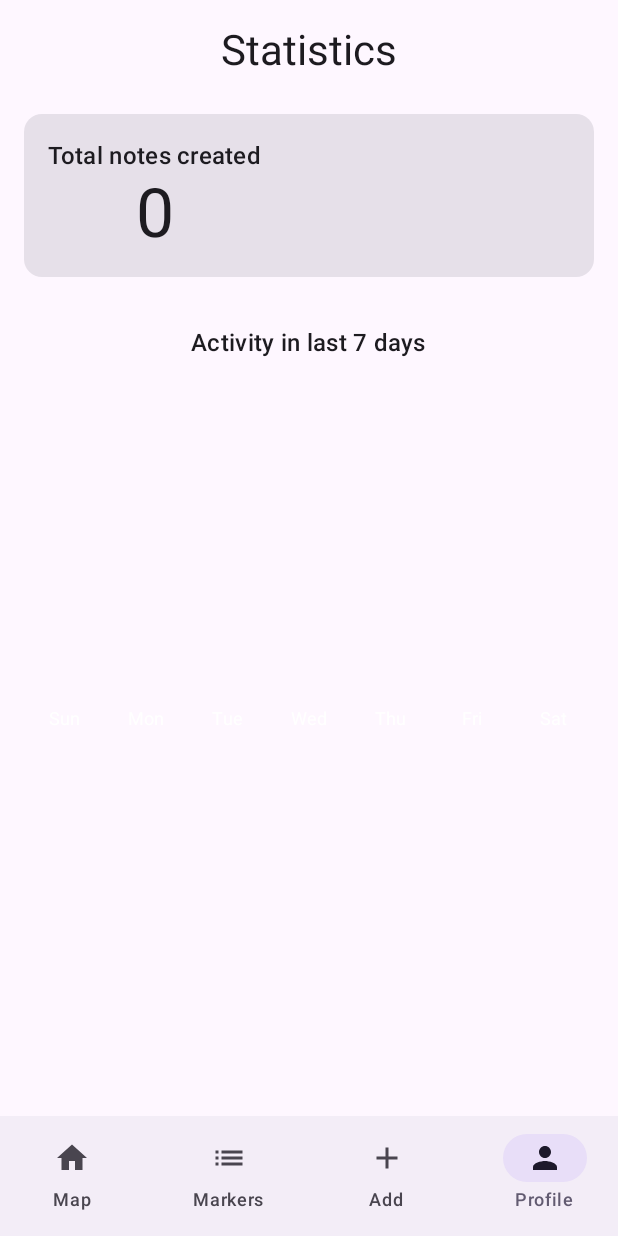
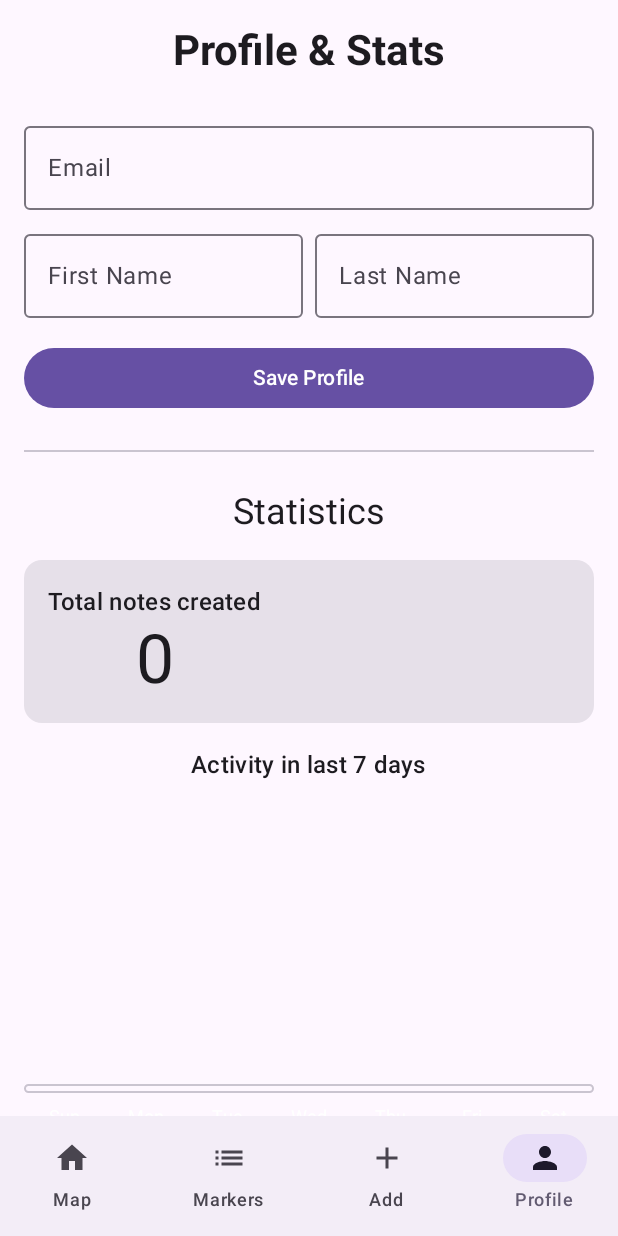
Before and after one commit to Rom-Cola/Geonot, an Android app built with Jetpack Compose: the ProfileScreen screen opened through its navigation route, on a phone screen of 412 x 824 dp. Run offline under Robolectric (Android 15) with nearby library versions, the phone set to English and light mode, and no system bars; our stand-ins replace Firebase (no records; nobody signed in at launch, a user with empty details on screens opened directly).

Commit message:
Profile refactor

```diff
--- a/app/src/main/java/com/loiev/geonot/data/AuthRepository.kt
+++ b/app/src/main/java/com/loiev/geonot/data/AuthRepository.kt
@@ -8,6 +8,7 @@ import com.google.android.gms.auth.api.signin.GoogleSignInOptions
 import com.google.firebase.auth.AuthResult
 import com.google.firebase.auth.GoogleAuthProvider
 import com.google.firebase.auth.ktx.auth
+import com.google.firebase.auth.userProfileChangeRequest
 import com.google.firebase.ktx.Firebase
 import com.loiev.geonot.R
 import kotlinx.coroutines.tasks.await
@@ -38,5 +39,27 @@ class AuthRepository(private val context: Context) {
         googleSignInClient.signOut().await()
     }
 
+    suspend fun firebaseSignUpWithEmail(email: String, password: String): AuthResult {
+        return auth.createUserWithEmailAndPassword(email, password).await()
+    }
+
+    suspend fun firebaseSignInWithEmail(email: String, password: String): AuthResult {
+        return auth.signInWithEmailAndPassword(email, password).await()
+    }
+    fun getUserEmail(): String? {
+        return auth.currentUser?.email
+    }
+
+    fun getUserDisplayName(): String? {
+        return auth.currentUser?.displayName
+    }
+
+    suspend fun updateUserProfile(displayName: String) {
+        val profileUpdates = userProfileChangeRequest {
+            this.displayName = displayName
+        }
+        auth.currentUser?.updateProfile(profileUpdates)?.await()
+    }
+
     fun getCurrentUser() = auth.currentUser
 }
--- a/app/src/main/java/com/loiev/geonot/ui/AppNavigation.kt
+++ b/app/src/main/java/com/loiev/geonot/ui/AppNavigation.kt
@@ -28,6 +28,7 @@ import com.loiev.geonot.ui.screens.AddNoteScreen
 import com.loiev.geonot.ui.screens.MapScreen
 import com.loiev.geonot.ui.screens.NotesListScreen
 import com.loiev.geonot.ui.screens.ProfileScreen
+import com.loiev.geonot.ui.viewmodels.AuthViewModel
 import com.loiev.geonot.ui.viewmodels.NotesViewModel
 import com.loiev.geonot.ui.viewmodels.ViewModelFactory
 
@@ -52,18 +53,16 @@ fun MainScreen() {
 
 @Composable
 fun AppNavHost(navController: NavHostController, modifier: Modifier = Modifier) {
-    // Створюємо ViewModel один раз для всього графу навігації
     val application = LocalContext.current.applicationContext as GeonotApplication
     val notesViewModel: NotesViewModel = viewModel(
         factory = ViewModelFactory(application.repository)
     )
-
+    val authViewModel: AuthViewModel = viewModel()
     NavHost(navController = navController, startDestination = Screen.Map.route, modifier = modifier) {
         composable(Screen.Map.route) {
             MapScreen(viewModel = notesViewModel, navController = navController)
         }
         composable(Screen.NotesList.route) { NotesListScreen(viewModel = notesViewModel) }
-        // Передаємо viewModel та navController в екран додавання
         composable(
             route = Screen.AddNote.route,
             arguments = listOf(
@@ -77,11 +76,9 @@ fun AppNavHost(navController: NavHostController, modifier: Modifier = Modifier)
                 }
             )
         ) { backStackEntry ->
-            // Витягуємо аргументи
             val lat = backStackEntry.arguments?.getFloat("lat")?.toDouble() ?: 0.0
             val lng = backStackEntry.arguments?.getFloat("lng")?.toDouble() ?: 0.0
 
-            // Передаємо їх в AddNoteScreen
             AddNoteScreen(
                 navController = navController,
                 viewModel = notesViewModel,
@@ -89,7 +86,12 @@ fun AppNavHost(navController: NavHostController, modifier: Modifier = Modifier)
                 longitude = lng
             )
         }
-        composable(Screen.Profile.route) { ProfileScreen(viewModel = notesViewModel) }
+        composable(Screen.Profile.route) {
+            ProfileScreen(
+                notesViewModel = notesViewModel,
+                authViewModel = authViewModel
+            )
+        }
     }
 }
 
--- a/app/src/main/java/com/loiev/geonot/ui/screens/NotesListScreen.kt
+++ b/app/src/main/java/com/loiev/geonot/ui/screens/NotesListScreen.kt
@@ -12,7 +12,6 @@ import androidx.compose.runtime.collectAsState
 import androidx.compose.runtime.getValue
 import androidx.compose.ui.Modifier
 import androidx.compose.ui.unit.dp
-import androidx.lifecycle.viewmodel.compose.viewModel
 import com.loiev.geonot.ui.components.GeoNoteCard
 import com.loiev.geonot.ui.viewmodels.NotesViewModel
 
--- a/app/src/main/java/com/loiev/geonot/ui/screens/ProfileScreen.kt
+++ b/app/src/main/java/com/loiev/geonot/ui/screens/ProfileScreen.kt
@@ -3,24 +3,33 @@ package com.loiev.geonot.ui.screens
 import androidx.compose.foundation.Canvas
 import androidx.compose.foundation.layout.*
 import androidx.compose.material3.*
-import androidx.compose.runtime.Composable
-import androidx.compose.runtime.collectAsState
-import androidx.compose.runtime.getValue
+import androidx.compose.runtime.*
 import androidx.compose.ui.Alignment
 import androidx.compose.ui.Modifier
 import androidx.compose.ui.geometry.Offset
 import androidx.compose.ui.graphics.Color
 import androidx.compose.ui.graphics.nativeCanvas
 import androidx.compose.ui.platform.LocalDensity
-import androidx.compose.ui.text.style.TextAlign
+import androidx.compose.ui.text.font.FontWeight
 import androidx.compose.ui.unit.dp
 import androidx.compose.ui.unit.sp
+import com.loiev.geonot.ui.viewmodels.AuthViewModel
 import com.loiev.geonot.ui.viewmodels.NotesViewModel
 
+@OptIn(ExperimentalMaterial3Api::class)
 @Composable
-fun ProfileScreen(viewModel: NotesViewModel) {
-    val totalNotes by viewModel.totalNotesCount.collectAsState()
-    val statsData by viewModel.statsData.collectAsState()
+fun ProfileScreen(
+    notesViewModel: NotesViewModel,
+    authViewModel: AuthViewModel
+) {
+    val totalNotes by notesViewModel.totalNotesCount.collectAsState()
+    val statsData by notesViewModel.statsData.collectAsState()
+
+    val userEmail = authViewModel.userEmail ?: "No email"
+    val userDisplayName = authViewModel.userDisplayName ?: ""
+
+    var firstName by remember { mutableStateOf(userDisplayName.substringBefore(" ")) }
+    var lastName by remember { mutableStateOf(userDisplayName.substringAfter(" ", "")) }
 
     Column(
         modifier = Modifier
@@ -28,27 +37,76 @@ fun ProfileScreen(viewModel: NotesViewModel) {
             .padding(16.dp),
         horizontalAlignment = Alignment.CenterHorizontally
     ) {
-        Text("Statistics", style = MaterialTheme.typography.headlineMedium)
+        Text(
+            "Profile & Stats",
+            style = MaterialTheme.typography.headlineMedium,
+            fontWeight = FontWeight.Bold
+        )
         Spacer(modifier = Modifier.height(24.dp))
 
-        // KPI-індикатор
+        OutlinedTextField(
+            value = userEmail,
+            onValueChange = {},
+            label = { Text("Email") },
+            readOnly = true,
+            modifier = Modifier.fillMaxWidth()
+        )
+        Spacer(modifier = Modifier.height(8.dp))
+
+        Row(modifier = Modifier.fillMaxWidth()) {
+            OutlinedTextField(
+                value = firstName,
+                onValueChange = { firstName = it },
+                label = { Text("First Name") },
+                modifier = Modifier.weight(1f)
+            )
+            Spacer(modifier = Modifier.width(8.dp))
+            OutlinedTextField(
+                value = lastName,
+                onValueChange = { lastName = it },
+                label = { Text("Last Name") },
+                modifier = Modifier.weight(1f)
+            )
+        }
+        Spacer(modifier = Modifier.height(16.dp))
+
+        Button(
+            onClick = {
+                val newDisplayName = "$firstName $lastName".trim()
+                authViewModel.updateProfile(newDisplayName)
+            },
+            modifier = Modifier.fillMaxWidth()
+        ) {
+            Text("Save Profile")
+        }
+
+        Divider(modifier = Modifier.padding(vertical = 24.dp))
+
+        Text("Statistics", style = MaterialTheme.typography.headlineSmall)
+        Spacer(modifier = Modifier.height(16.dp))
+
         Card(modifier = Modifier.fillMaxWidth()) {
-            Column(modifier = Modifier.padding(16.dp)) {
+            Column(
+                modifier = Modifier.padding(16.dp),
+                horizontalAlignment = Alignment.CenterHorizontally
+            ) {
                 Text("Total notes created", style = MaterialTheme.typography.titleMedium)
-                Text(
-                    text = totalNotes.toString(),
-                    style = MaterialTheme.typography.displayMedium,
-                    modifier = Modifier.align(Alignment.CenterHorizontally)
-                )
+                Text(text = totalNotes.toString(), style = MaterialTheme.typography.displayMedium)
             }
         }
+        Spacer(modifier = Modifier.height(16.dp))
 
-        Spacer(modifier = Modifier.height(32.dp))
+        Text("Activity in last 7 days", style = MaterialTheme.typography.titleMedium)
+        BarChart(data = statsData)
 
-        // Графік
-        Text("Activity in last 7 days", style = MaterialTheme.typography.titleMedium)
-        Spacer(modifier = Modifier.height(16.dp))
-        BarChart(data = statsData)
+        Spacer(modifier = Modifier.weight(1f))
+
+        OutlinedButton(
+            onClick = { authViewModel.signOut() },
+            modifier = Modifier.fillMaxWidth()
+        ) {
+            Text("Sign Out")
+        }
     }
 }
 
@@ -76,14 +134,12 @@ fun BarChart(data: Map<String, Int>) {
         data.forEach { (day, count) ->
             val barHeight = (count.toFloat() / maxVal) * size.height
 
-            // Малюємо стовпець
             drawRect(
                 color = Color(0xFFBB86FC),
                 topLeft = Offset(x = currentX - barWidth / 2, y = size.height - barHeight),
                 size = androidx.compose.ui.geometry.Size(width = barWidth, height = barHeight)
             )
 
-            // Малюємо підпис дня тижня
             drawContext.canvas.nativeCanvas.drawText(
                 day,
                 currentX,
```
Also changed, not shown: app/src/main/java/com/loiev/geonot/MainActivity.kt (+18 -14 lines), app/src/main/java/com/loiev/geonot/ui/screens/LoginScreen.kt (+105 -17 lines), app/src/main/java/com/loiev/geonot/ui/viewmodels/AuthViewModel.kt (+47 -0 lines), app/src/main/res/drawable/ic_google_logo.xml (added, +33 -0 lines).
